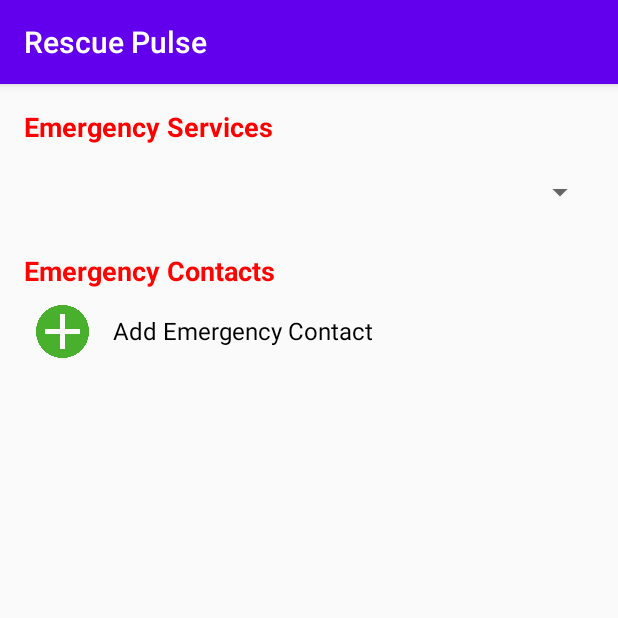
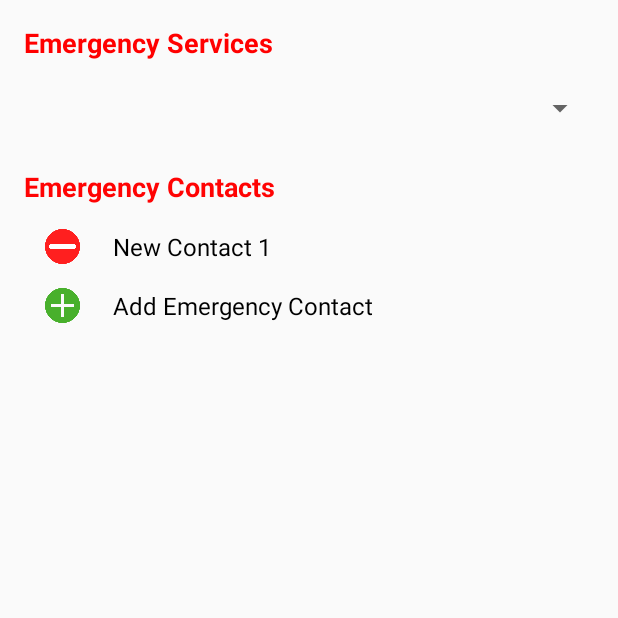
Before and after one commit to arsalenb/RescuePulse, an Android app: the fragment EmergencyContactsFragment shown on its own in the app's theme, after a tap on "Add Emergency Contact", on a phone screen of 412 x 824 dp, the top half of it. Run offline under Robolectric (Android 15) with nearby library versions, the phone set to English and light mode, and no system bars.

Commit message:
Added custom layout for emergency contact item and implemented list like ui for their selection

```diff
--- a/mobile/src/main/java/it/unipi/RescuePulse/mobile/EmergencyContactsFragment.kt
+++ b/mobile/src/main/java/it/unipi/RescuePulse/mobile/EmergencyContactsFragment.kt
@@ -4,12 +4,14 @@ import android.os.Bundle
 import android.view.LayoutInflater
 import android.view.View
 import android.view.ViewGroup
-import android.widget.*
+import android.widget.ImageButton
+import android.widget.LinearLayout
+import android.widget.TextView
 import androidx.fragment.app.Fragment
 
 class EmergencyContactsFragment : Fragment() {
 
-    private val selectedContacts = mutableListOf<String>() // Placeholder for selected contacts
+    private val selectedContacts = mutableListOf<String>()
 
     override fun onCreateView(
         inflater: LayoutInflater, container: ViewGroup?,
@@ -26,8 +28,9 @@ class EmergencyContactsFragment : Fragment() {
         }
 
         buttonAddEmergencyContact.setOnClickListener {
-            // Implement logic to add new emergency contact (e.g., open contact picker dialog)
-            Toast.makeText(requireContext(), "Implement logic to add new emergency contact", Toast.LENGTH_SHORT).show()
+            val newContactName = "New Contact ${selectedContacts.size + 1}"
+            selectedContacts.add(newContactName)
+            addEmergencyContactView(emergencyContactsList, newContactName)
         }
 
         return view
@@ -40,9 +43,9 @@ class EmergencyContactsFragment : Fragment() {
 
         contactNameTextView.text = contactName
         deleteButton.setOnClickListener {
-            // Implement logic to remove contact from selectedContacts list and remove view from parentLayout
+            // Remove the contact from the list and the view
+            selectedContacts.remove(contactName)
             parentLayout.removeView(contactView)
-            selectedContacts.remove(contactName)
         }
 
         parentLayout.addView(contactView)
--- a/mobile/src/main/res/layout/fragment_emergency_contacts.xml
+++ b/mobile/src/main/res/layout/fragment_emergency_contacts.xml
@@ -51,7 +51,7 @@
         <ImageButton
             android:id="@+id/button_add_emergency_contact"
             android:layout_width="51dp"
-            android:layout_height="65dp"
+            android:layout_height="39dp"
             android:background="?attr/selectableItemBackground"
             android:contentDescription="Add Emergency Contact"
             android:padding="8dp"
--- /dev/null
+++ b/mobile/src/main/res/layout/item_emergency_contact.xml
@@ -0,0 +1,27 @@
+<?xml version="1.0" encoding="utf-8"?>
+<LinearLayout xmlns:android="http://schemas.android.com/apk/res/android"
+    android:layout_width="match_parent"
+    android:layout_height="39dp"
+    android:gravity="center_vertical"
+    android:orientation="horizontal">
+
+    <ImageButton
+        android:id="@+id/button_delete_contact"
+        android:layout_width="51dp"
+        android:layout_height="39dp"
+        android:background="?attr/selectableItemBackground"
+        android:contentDescription="Add Emergency Contact"
+        android:padding="8dp"
+        android:scaleType="centerInside"
+        android:src="@drawable/ic_minus" />
+
+    <TextView
+        android:id="@+id/contact_name"
+        android:layout_width="wrap_content"
+        android:layout_height="wrap_content"
+        android:layout_marginStart="8dp"
+        android:text="Emergency Contact Name"
+        android:textColor="#000000"
+        android:textSize="16sp" />
+
+</LinearLayout>
--- a/mobile/src/main/res/values/themes.xml
+++ b/mobile/src/main/res/values/themes.xml
@@ -1,6 +1,6 @@
 <?xml version="1.0" encoding="utf-8"?>
 <resources>
-    <style name="AppTheme" parent="Theme.AppCompat.Light.DarkActionBar">
+    <style name="AppTheme" parent="Theme.AppCompat.Light.NoActionBar">
         <!-- Customize your theme here. -->
         <item name="colorPrimary">@color/colorPrimary</item>
         <item name="colorPrimaryDark">@color/colorPrimaryDark</item>
```
Also changed, not shown: mobile/src/main/res/drawable/ic_minus.png (added).
